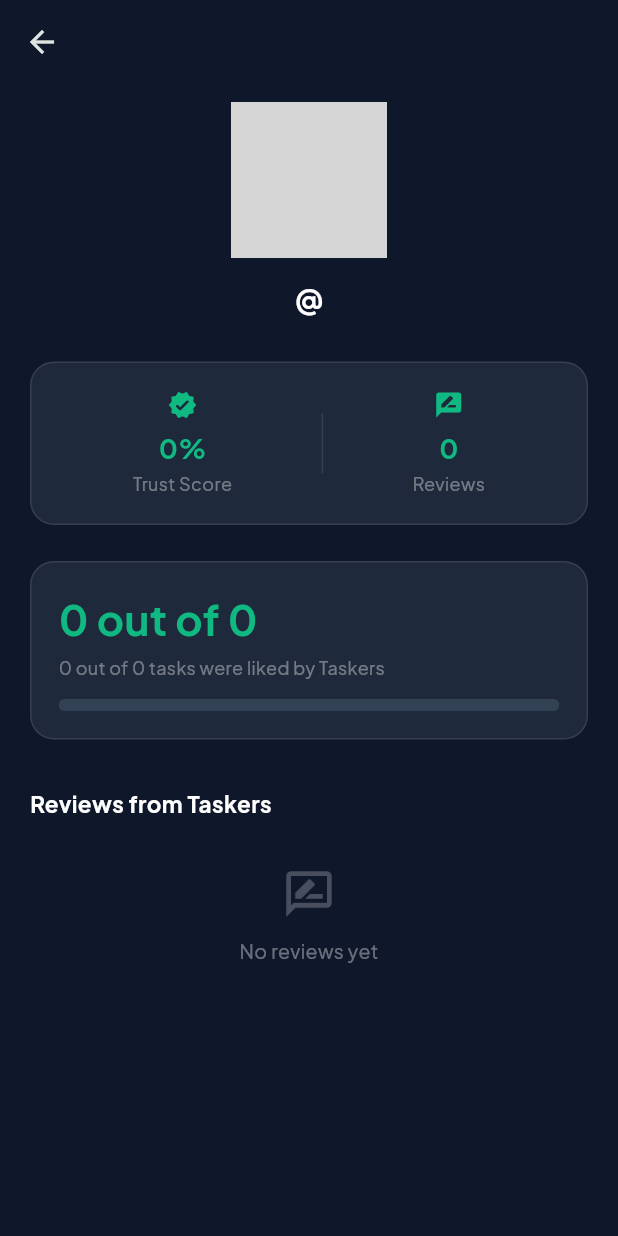
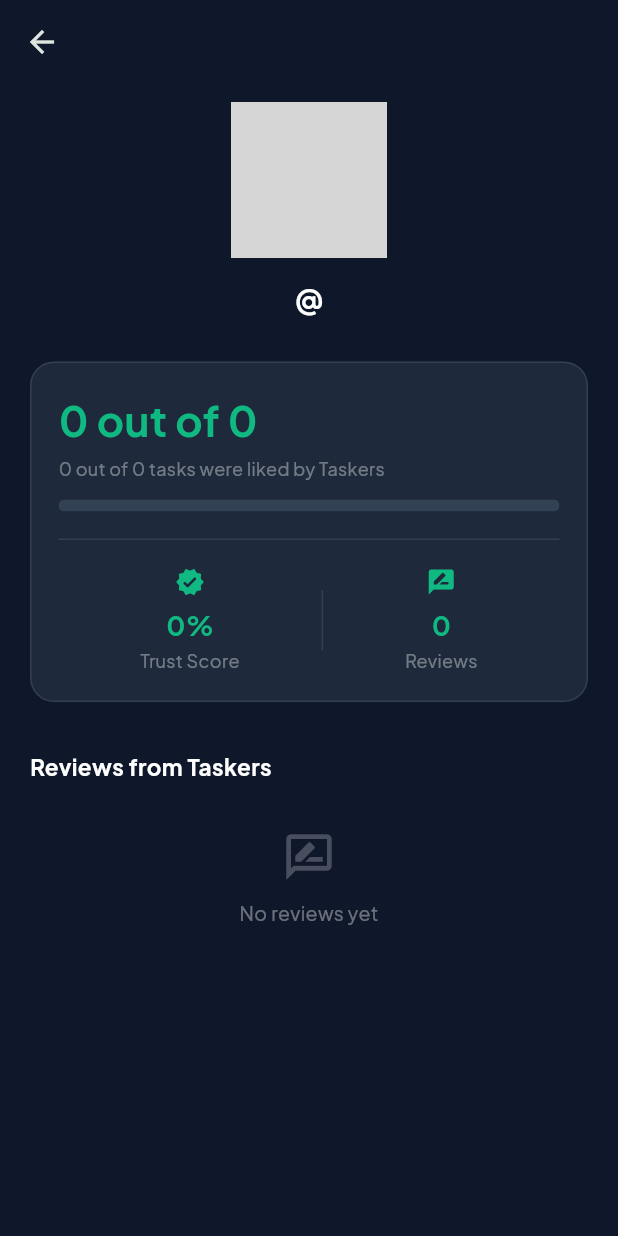
Before and after one commit to wggg01-dev/CampusTask, a Flutter app: the PublicProfileScreen screen opened directly with empty values, on a phone screen of 412 x 824 dp. Run offline on Flutter 3.47's test engine with Material 3 defaults, Android fonts, the phone set to English and light mode, and no system bars; our stand-ins replace app_links, device_info_plus, file_picker, google_fonts, share_plus, supabase_flutter; accounts and stored records are empty; network calls fail; grey boxes are pictures that could not be loaded.

Commit message:
Improve profile layout by consolidating reputation details into a single card
Consolidate the trust score, review count, and excellence block into a single `Reputation Card` component within the `PublicProfileScreen`.

Replit-Commit-Author: Agent
Replit-Commit-Session-Id: 3ad39bae-8eef-4454-a05f-0e6cccfb7627
Replit-Commit-Checkpoint-Type: full_checkpoint
Replit-Commit-Event-Id: 2c237d70-acda-4303-a548-6f8045470056
Replit-Helium-Checkpoint-Created: true

```diff
--- a/lib/screens/public_profile_screen.dart
+++ b/lib/screens/public_profile_screen.dart
@@ -119,29 +119,8 @@ class _PublicProfileScreenState extends State<PublicProfileScreen> {
                 fontWeight: FontWeight.bold, fontSize: 20, color: Colors.white),
           ),
 
-          // ── STATS ROW ─────────────────────────────────────────────────
+          // ── REPUTATION CARD ───────────────────────────────────────────
           const SizedBox(height: 28),
-          Container(
-            padding:
-                const EdgeInsets.symmetric(vertical: 18, horizontal: 8),
-            decoration: BoxDecoration(
-              color: const Color(0xFF1E293B),
-              borderRadius: BorderRadius.circular(16),
-              border: Border.all(color: Colors.white10),
-            ),
-            child: Row(
-              mainAxisAlignment: MainAxisAlignment.spaceEvenly,
-              children: [
-                _statItem('Trust Score', '$trust%', Icons.verified_rounded),
-                _divider(),
-                _statItem('Reviews', '$totalReviews',
-                    Icons.rate_review_rounded),
-              ],
-            ),
-          ),
-
-          // ── EXCELLENCE SCORE ─────────────────────────────────────────
-          const SizedBox(height: 24),
           Container(
             width: double.infinity,
             padding: const EdgeInsets.all(18),
@@ -150,7 +129,27 @@ class _PublicProfileScreenState extends State<PublicProfileScreen> {
               borderRadius: BorderRadius.circular(16),
               border: Border.all(color: Colors.white10),
             ),
-            child: _buildExcellenceBlock(profile),
+            child: Column(
+              crossAxisAlignment: CrossAxisAlignment.start,
+              children: [
+                // Excellence detail — the headline stat
+                _buildExcellenceBlock(profile),
+                const SizedBox(height: 18),
+                const Divider(color: Colors.white10, height: 1),
+                const SizedBox(height: 18),
+                // Supporting stats row below
+                Row(
+                  mainAxisAlignment: MainAxisAlignment.spaceEvenly,
+                  children: [
+                    _statItem(
+                        'Trust Score', '$trust%', Icons.verified_rounded),
+                    _divider(),
+                    _statItem('Reviews', '$totalReviews',
+                        Icons.rate_review_rounded),
+                  ],
+                ),
+              ],
+            ),
           ),
 
           // ── REVIEWS ───────────────────────────────────────────────────
```
